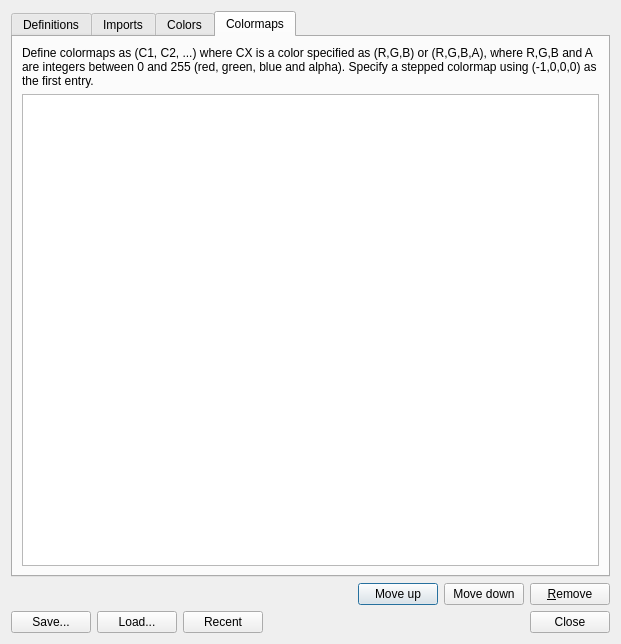
Above: ui/custom.ui from veusz/veusz before the change. Below: the same form after it.
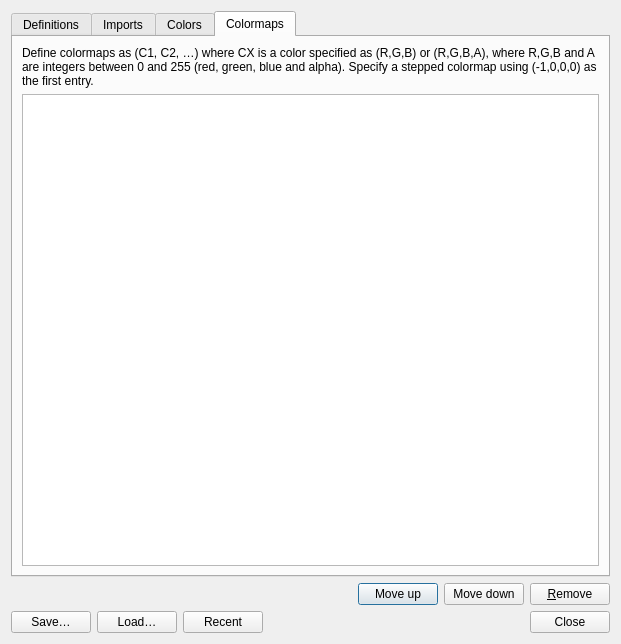
That is the form after the change. The open tabs and pages were chosen to show the change. Custom widgets are drawn as their Qt base class.

Commit message: Move from using ... to …

```diff
--- a/ui/custom.ui
+++ b/ui/custom.ui
@@ -117,7 +117,7 @@
        <item>
         <widget class="QLabel" name="label_4">
          <property name="text">
-          <string>Define colormaps as (C1, C2, ...) where CX is a color specified as (R,G,B) or (R,G,B,A), where R,G,B and A are integers between 0 and 255 (red, green, blue and alpha). Specify a stepped colormap using (-1,0,0,0) as the first entry.</string>
+          <string>Define colormaps as (C1, C2, …) where CX is a color specified as (R,G,B) or (R,G,B,A), where R,G,B and A are integers between 0 and 255 (red, green, blue and alpha). Specify a stepped colormap using (-1,0,0,0) as the first entry.</string>
          </property>
          <property name="wordWrap">
           <bool>true</bool>
@@ -187,7 +187,7 @@
         <string>Save definitions to a vsz script file</string>
        </property>
        <property name="text">
-        <string>Save...</string>
+        <string>Save…</string>
        </property>
       </widget>
      </item>
@@ -197,7 +197,7 @@
         <string>Load definitions from a vsz script file</string>
        </property>
        <property name="text">
-        <string>Load...</string>
+        <string>Load…</string>
        </property>
       </widget>
      </item>
```
The commit also changes 17 other files.
